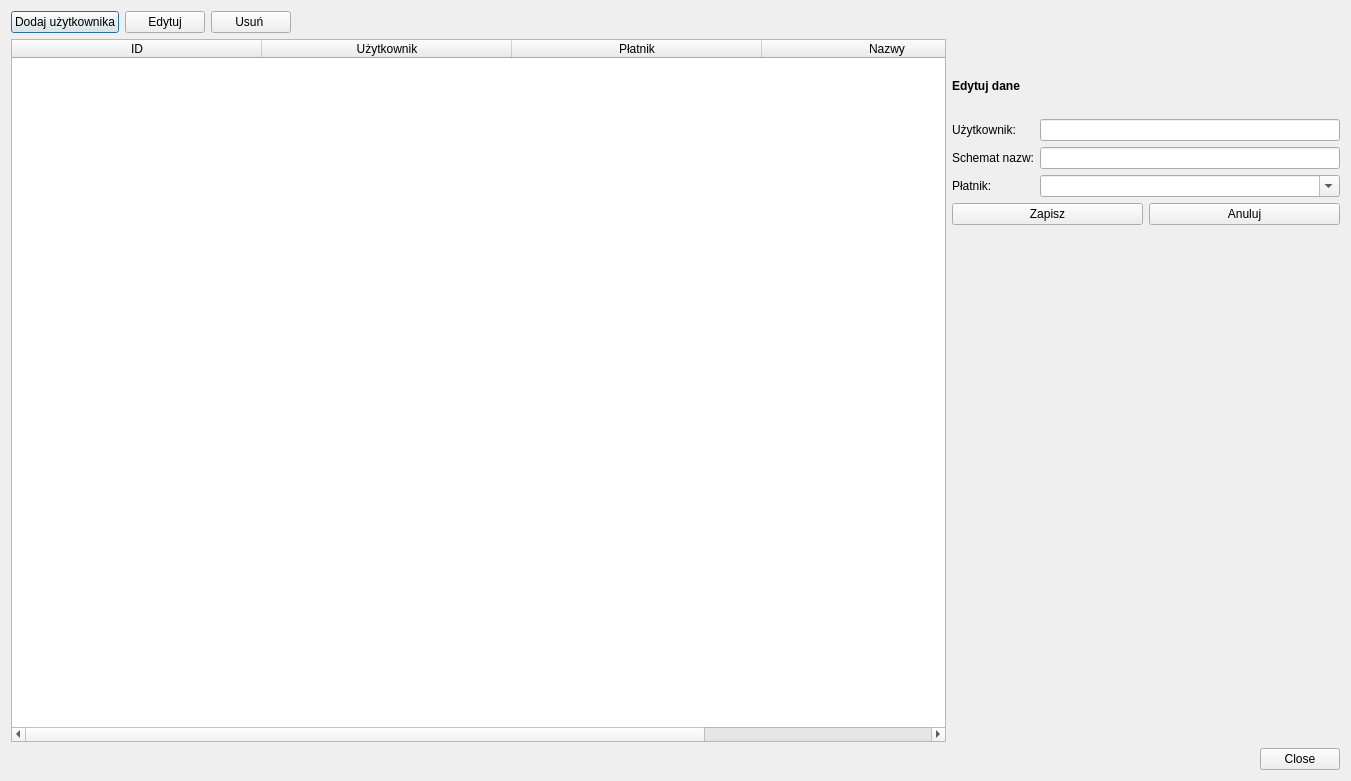
First picture: the form in edit_users.ui, repository mpustula/NMRCounter, before the edit.
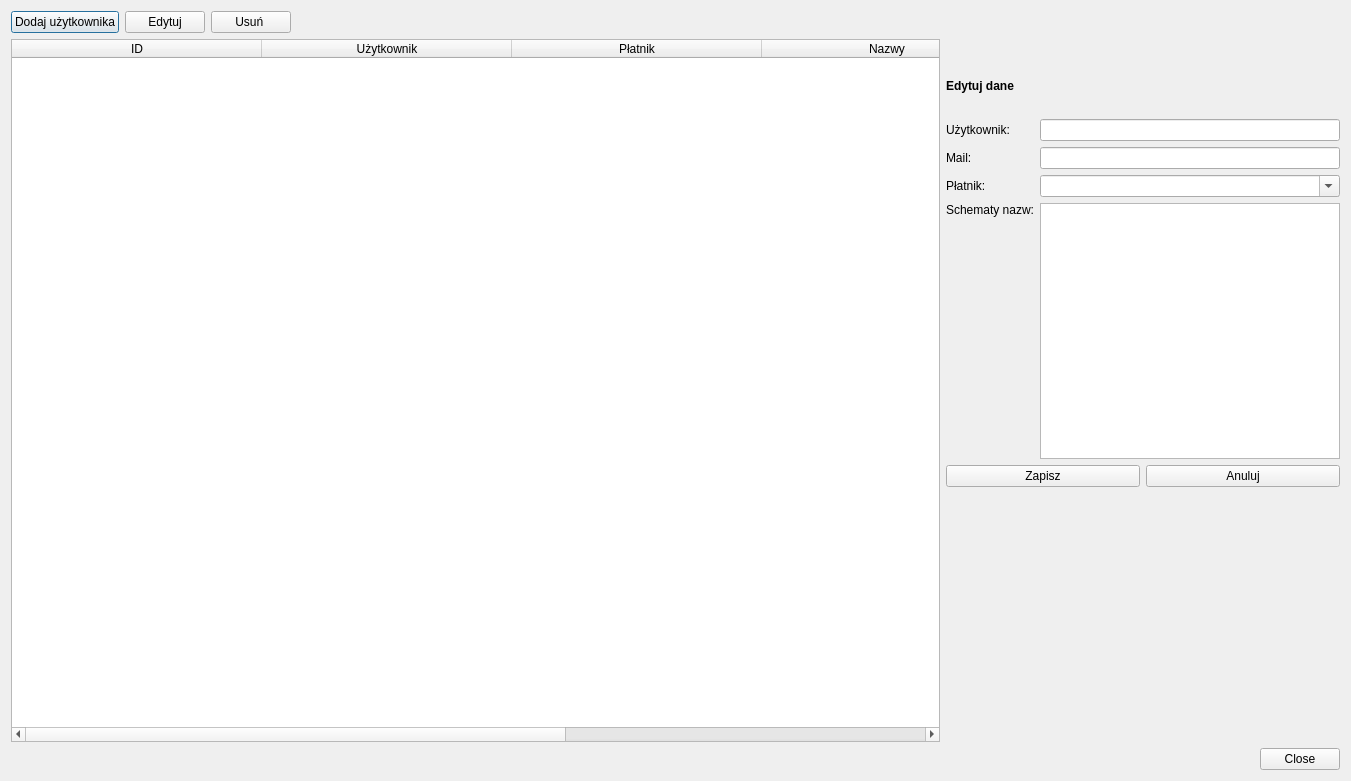
Second picture: the form after the edit.

Commit message: Mail module and report module added

Diff of the .ui file:
```diff
--- a/edit_users.ui
+++ b/edit_users.ui
@@ -74,6 +74,9 @@
        <property name="sortingEnabled">
         <bool>true</bool>
        </property>
+       <property name="wordWrap">
+        <bool>true</bool>
+       </property>
        <attribute name="horizontalHeaderDefaultSectionSize">
         <number>250</number>
        </attribute>
@@ -97,6 +100,11 @@
          <string>Nazwy</string>
         </property>
        </column>
+       <column>
+        <property name="text">
+         <string>Mail</string>
+        </property>
+       </column>
       </widget>
      </item>
      <item>
@@ -107,6 +115,16 @@
        <property name="rightMargin">
         <number>0</number>
        </property>
+       <item row="4" column="0">
+        <widget class="QLabel" name="label_5">
+         <property name="text">
+          <string>Mail:</string>
+         </property>
+        </widget>
+       </item>
+       <item row="4" column="1">
+        <widget class="QLineEdit" name="lineEdit_3"/>
+       </item>
        <item row="0" column="0" colspan="2">
         <spacer name="verticalSpacer">
          <property name="orientation">
@@ -123,13 +141,6 @@
          </property>
         </spacer>
        </item>
-       <item row="4" column="0">
-        <widget class="QLabel" name="label_2">
-         <property name="text">
-          <string>Schemat nazw:</string>
-         </property>
-        </widget>
-       </item>
        <item row="1" column="0" colspan="2">
         <widget class="QLabel" name="label_4">
          <property name="sizePolicy">
@@ -149,17 +160,14 @@
          </property>
         </widget>
        </item>
-       <item row="5" column="0">
+       <item row="6" column="0">
         <widget class="QLabel" name="label_3">
          <property name="text">
           <string>Płatnik:</string>
          </property>
         </widget>
        </item>
-       <item row="4" column="1">
-        <widget class="QLineEdit" name="lineEdit_2"/>
-       </item>
-       <item row="7" column="0" colspan="2">
+       <item row="10" column="0" colspan="2">
         <spacer name="verticalSpacer_2">
          <property name="orientation">
           <enum>Qt::Vertical</enum>
@@ -185,7 +193,7 @@
          </property>
         </widget>
        </item>
-       <item row="6" column="0" colspan="2">
+       <item row="9" column="0" colspan="2">
         <layout class="QHBoxLayout" name="horizontalLayout_2">
          <property name="sizeConstraint">
           <enum>QLayout::SetMinimumSize</enum>
@@ -213,7 +221,7 @@
          </property>
         </widget>
        </item>
-       <item row="5" column="1">
+       <item row="6" column="1">
         <widget class="QComboBox" name="comboBox">
          <property name="editable">
           <bool>true</bool>
@@ -238,6 +246,19 @@
          </property>
         </widget>
        </item>
+       <item row="7" column="0">
+        <widget class="QLabel" name="label_2">
+         <property name="text">
+          <string>Schematy nazw:</string>
+         </property>
+         <property name="alignment">
+          <set>Qt::AlignLeading|Qt::AlignLeft|Qt::AlignTop</set>
+         </property>
+        </widget>
+       </item>
+       <item row="7" column="1">
+        <widget class="QTextEdit" name="lineEdit_2"/>
+       </item>
       </layout>
      </item>
     </layout>
```
Left out of the diff: 1 changed line with no effect on the pictures. The commit also changes 41 other files.
